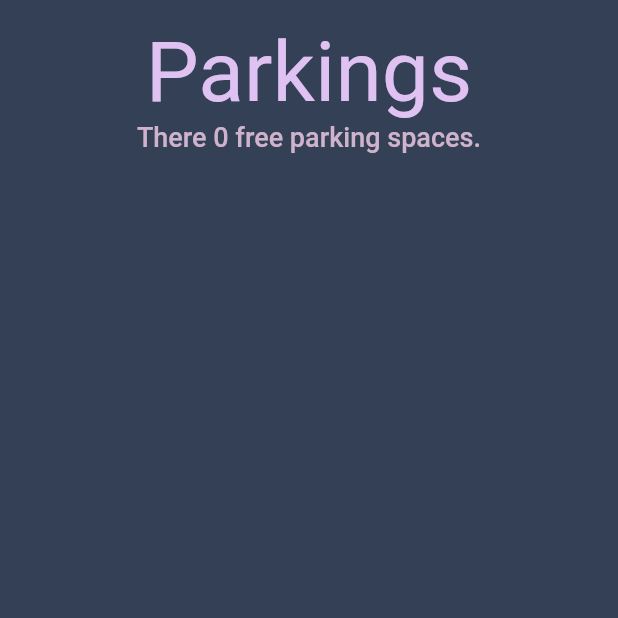
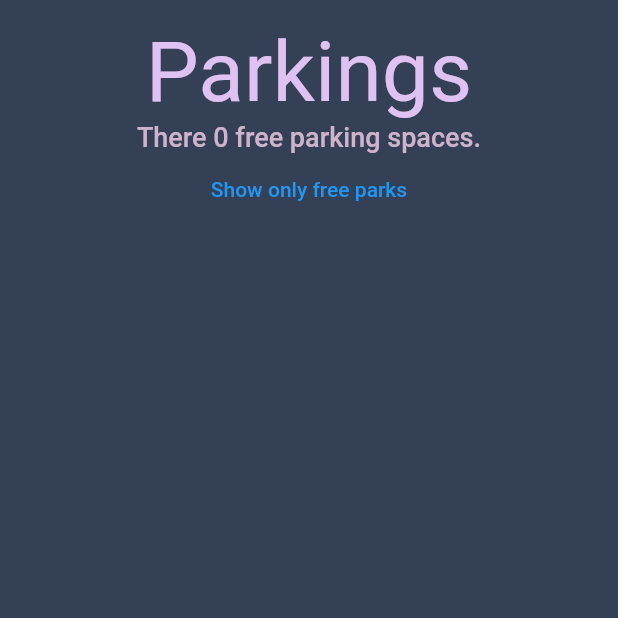
Before and after one commit to LoSalv/smart-parking-lot-app, a Flutter app: the ParkingTab screen opened directly with empty values, on a phone screen of 412 x 824 dp, the top half of it. Run offline on Flutter 3.47's test engine with Material 2 defaults, Android fonts, the phone set to English and light mode, and no system bars; network calls fail.

Commit message:
Upgadred the Parkings Tab

```diff
--- a/lib/tabs/parking_tab.dart
+++ b/lib/tabs/parking_tab.dart
@@ -1,8 +1,9 @@
 import 'package:flutter/material.dart';
+import 'package:smart_parking_lot_app/main.dart';
 import 'package:smart_parking_lot_app/services/ParkingInfo.dart';
 
-class ParkingTab extends StatelessWidget {
-  const ParkingTab({
+class ParkingTab extends StatefulWidget {
+  ParkingTab({
     Key? key,
     required this.numberOfFreeSpaces,
     required this.statuses,
@@ -10,9 +11,32 @@ class ParkingTab extends StatelessWidget {
 
   final int numberOfFreeSpaces;
   final List<ParkingInfo>? statuses;
+  bool _viewOnlyFree = false;
 
   @override
+  _ParkingTabState createState() => _ParkingTabState();
+}
+
+class _ParkingTabState extends State<ParkingTab> {
+  @override
   Widget build(BuildContext context) {
+    List<ParkingInfo>? freeParkInfoList = [];
+
+    for (ParkingInfo info in widget.statuses!) {
+      if (info.status == 'free') freeParkInfoList.add(info);
+    }
+
+    List<Widget> getListGrid() {
+      List<ParkingInfo>? list;
+
+      list = widget._viewOnlyFree ? freeParkInfoList : widget.statuses;
+
+      return List.generate(
+        list!.length,
+        (index) => ListItem(info: list![index]),
+      );
+    }
+
     return SafeArea(
       child: Scaffold(
           backgroundColor: Theme.of(context).backgroundColor,
@@ -26,18 +50,37 @@ class ParkingTab extends StatelessWidget {
                 style: Theme.of(context).textTheme.headline1,
               ),
               Text(
-                'There $numberOfFreeSpaces free parking spaces.',
+                'There ${widget.numberOfFreeSpaces} free parking spaces.',
                 style: Theme.of(context).textTheme.bodyText1,
               ),
+              TextButton(
+                onPressed: () {
+                  setState(() {
+                    widget._viewOnlyFree = !widget._viewOnlyFree;
+                  });
+                },
+                child: Text(
+                    widget._viewOnlyFree ? 'Show all' : 'Show only free parks'),
+              ),
               Expanded(
-                child: ListView.builder(
-                  padding: const EdgeInsets.fromLTRB(15, 10, 0, 0),
-                  itemCount: statuses?.length,
-                  itemBuilder: (BuildContext context, int index) {
-                    return ListItem(
-                      info: statuses![index],
-                    );
-                  },
+                // child: ListView.builder(
+                //   padding: const EdgeInsets.fromLTRB(15, 10, 0, 0),
+                //   itemCount: statuses?.length,
+                //   itemBuilder: (BuildContext context, int index) {
+                //     return ListItem(
+                //       info: statuses![index],
+                //     );
+                //   },
+                // ),
+                child: Padding(
+                  padding: const EdgeInsets.all(8.0),
+                  child: GridView.count(
+                    // Create a grid with 2 columns. If you change the scrollDirection to
+                    // horizontal, this produces 2 rows.
+                    crossAxisCount: 8,
+                    // Generate 100 widgets that display their index in the List.
+                    children: getListGrid(),
+                  ),
                 ),
               ),
             ],
@@ -56,21 +99,32 @@ class ListItem extends StatelessWidget {
 
   @override
   Widget build(BuildContext context) {
-    return Row(
-      crossAxisAlignment: CrossAxisAlignment.center,
-      children: [
-        Text(info.parkNumber.toString(),
-            style: Theme.of(context).textTheme.bodyText2?.copyWith(
-                  fontSize: 30,
-                )),
-        SizedBox(
-          width: 10,
+    // return Row(
+    //   crossAxisAlignment: CrossAxisAlignment.center,
+    //   children: [
+    //     Text(info.parkNumber.toString(),
+    //         style: Theme.of(context).textTheme.bodyText2?.copyWith(
+    //               fontSize: 30,
+    //             )),
+    //     SizedBox(
+    //       width: 10,
+    //     ),
+    //     Text(
+    //       info.status,
+    //       style: Theme.of(context).textTheme.bodyText1,
+    //     ),
+    //   ],
+    // );
+    return Card(
+      color: info.status == 'free' ? Colors.green : Colors.red,
+      child: Center(
+        child: Text(
+          info.parkNumber.toString(),
+          style: TextStyle(
+            color: Colors.white,
+          ),
         ),
-        Text(
-          info.status,
-          style: Theme.of(context).textTheme.bodyText1,
-        ),
-      ],
+      ),
     );
   }
 }
```
